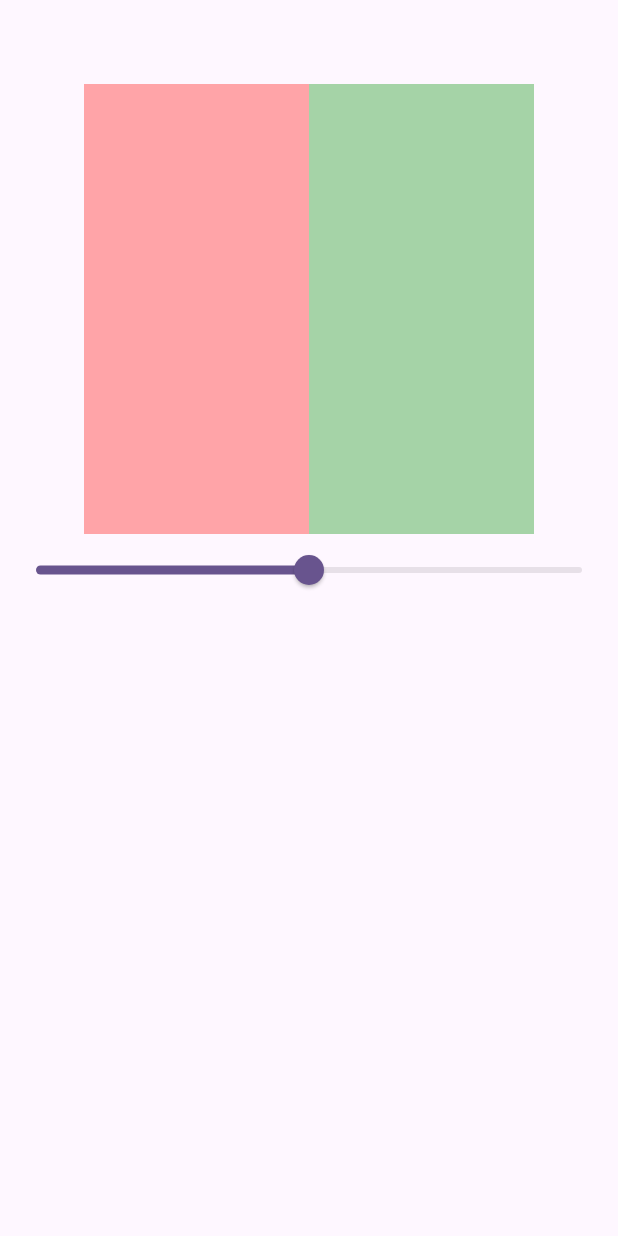
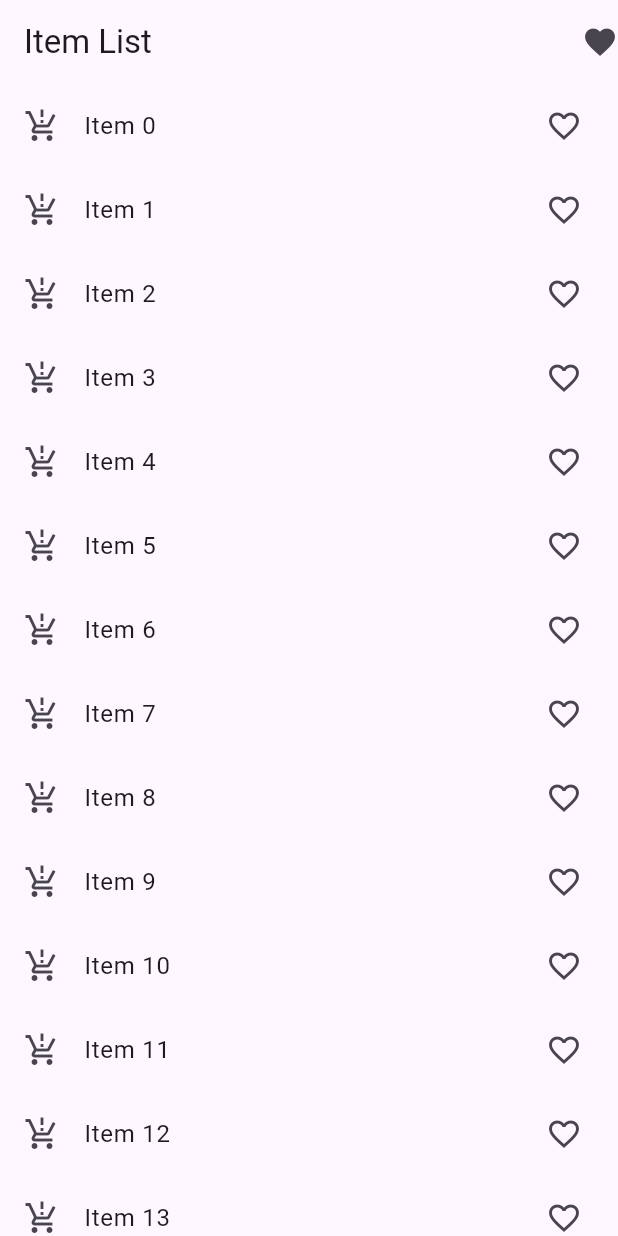
Before and after one commit to 9xRahul/provider_mastering, a Flutter app: the screen it shows after launch, on a phone screen of 412 x 824 dp. Run offline on Flutter 3.47's test engine with Material 3 defaults, Android fonts, the phone set to English and light mode, and no system bars.

Commit message:
Favourite items list

```diff
--- a/lib/main.dart
+++ b/lib/main.dart
@@ -1,8 +1,10 @@
 import 'package:flutter/material.dart';
 import 'package:provider/provider.dart';
 import 'package:provider_mastering/provider/count_provider.dart';
+import 'package:provider_mastering/provider/fav_provider.dart';
 import 'package:provider_mastering/provider/slider_provider.dart';
 import 'package:provider_mastering/screens/counter.dart';
+import 'package:provider_mastering/screens/favourite/item_list_screen.dart';
 import 'package:provider_mastering/screens/slider_screen.dart';
 
 void main() {
@@ -19,12 +21,13 @@ class MyApp extends StatelessWidget {
       providers: [
         ChangeNotifierProvider(create: (_) => CountProvider()),
         ChangeNotifierProvider(create: (_) => SliderProvider()),
+        ChangeNotifierProvider(create: (_) => FavouriteProvider()),
       ],
 
       child: MaterialApp(
         title: 'Flutter Demo',
         theme: ThemeData(colorScheme: .fromSeed(seedColor: Colors.deepPurple)),
-        home: const SliderScreen(),
+        home: const ItemListScreen(),
       ),
     );
   }
--- /dev/null
+++ b/lib/provider/fav_provider.dart
@@ -0,0 +1,16 @@
+import 'package:flutter/widgets.dart';
+
+class FavouriteProvider with ChangeNotifier {
+  List<int> _favouriteList = [];
+  List<int> get favouriteList => _favouriteList;
+
+  void removeFav(int index) {
+    favouriteList.remove(index);
+    notifyListeners();
+  }
+
+  void addFav(int index) {
+    favouriteList.add(index);
+    notifyListeners();
+  }
+}
--- a/lib/provider/slider_provider.dart
+++ b/lib/provider/slider_provider.dart
@@ -7,6 +7,5 @@ class SliderProvider with ChangeNotifier {
   void changeSliderValue(double val) {
     _sliderValue = val;
      notifyListeners();
-
   }
 }
--- /dev/null
+++ b/lib/screens/favourite/item_list_screen.dart
@@ -0,0 +1,65 @@
+import 'package:flutter/material.dart';
+import 'package:provider/provider.dart';
+import 'package:provider_mastering/provider/fav_provider.dart';
+import 'package:provider_mastering/screens/favourite/favourite_screen.dart';
+
+class ItemListScreen extends StatefulWidget {
+  const ItemListScreen({super.key});
+
+  @override
+  State<ItemListScreen> createState() => _ItemListScreenState();
+}
+
+class _ItemListScreenState extends State<ItemListScreen> {
+  @override
+  Widget build(BuildContext context) {
+    final favProvider = Provider.of<FavouriteProvider>(context);
+    return Scaffold(
+      appBar: AppBar(
+        title: Text("Item List"),
+        actions: [
+          GestureDetector(
+            onTap: () {
+              Navigator.of(context).push(
+                MaterialPageRoute(builder: (ctx) => FavouriteItemScreen()),
+              );
+            },
+            child: Icon(Icons.favorite),
+          ),
+        ],
+      ),
+      body: Column(
+        children: [
+          Expanded(
+            child: ListView.builder(
+              itemCount: 1000,
+
+              itemBuilder: (context, index) {
+                return Consumer<FavouriteProvider>(
+                  builder: (context, value, child) {
+                    return ListTile(
+                      onTap: () {
+                        if (value.favouriteList.contains(index)) {
+                          value.removeFav(index);
+                        } else {
+                          value.addFav(index);
+                        }
+                      },
+                      leading: Icon(Icons.production_quantity_limits),
+                      title: Text("Item $index"),
+                      trailing: Icon(
+                        value.favouriteList.contains(index)
+                            ? Icons.favorite
+                            : Icons.favorite_border,
+                      ),
+                    );
+                  },
+                );
+              },
+            ),
+          ),
+        ],
+      ),
+    );
+  }
+}
```
Also changed, not shown: lib/screens/favourite/favourite_screen.dart (added, +49 -0 lines).
